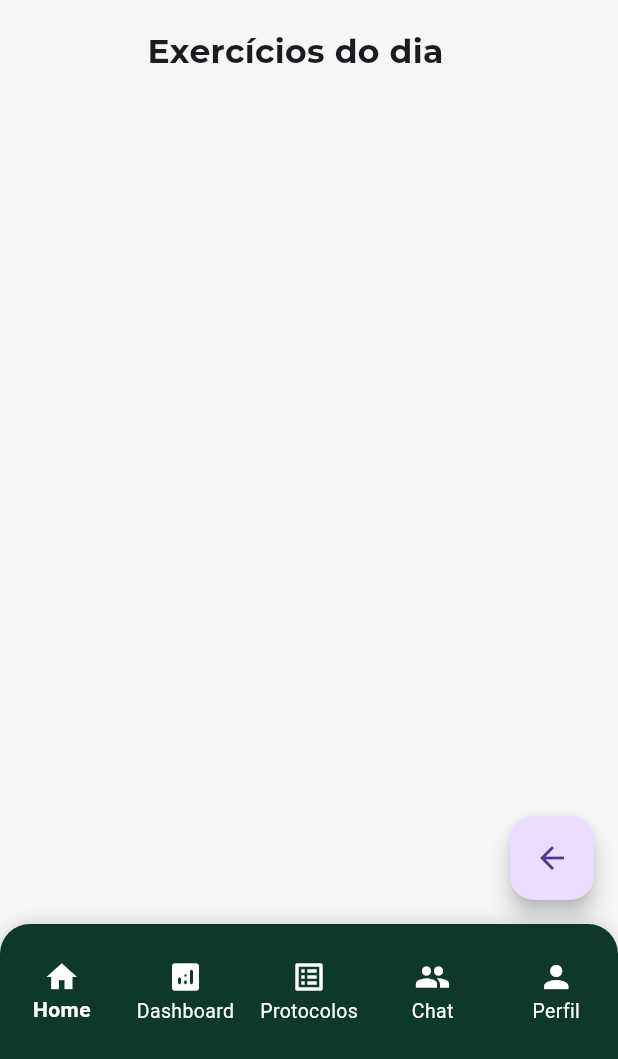
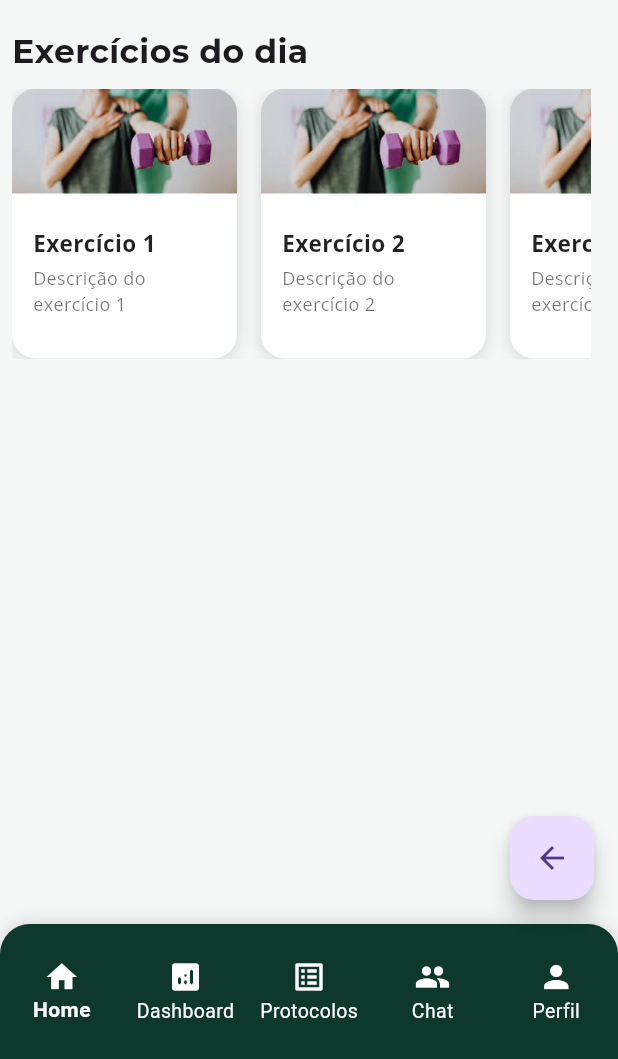
Before and after one commit to RafaelBertasso/OmbroPlus, a Flutter app: the PatientHomePage screen opened by its route, on a phone screen of 412 x 824 dp, the part 177-1236 px from its top. Run offline on Flutter 3.47's test engine with Material 3 defaults, Android fonts, the phone set to English and light mode, and no system bars; our stand-ins replace cloud_firestore, firebase_auth, firebase_core, google_fonts, image_picker; accounts and stored records are empty.

Commit message:
Criei o card de exercícios e corrigi erros no login

```diff
--- /dev/null
+++ b/lib/components/exercise.card.dart
@@ -0,0 +1,85 @@
+import 'package:flutter/material.dart';
+import 'package:google_fonts/google_fonts.dart';
+
+class ExerciseCard extends StatelessWidget {
+  final String title;
+  final String subtitle;
+  final VoidCallback? onTap;
+  const ExerciseCard({
+    super.key,
+    required this.title,
+    required this.subtitle,
+    this.onTap,
+  });
+
+  @override
+  Widget build(BuildContext context) {
+    return InkWell(
+      onTap: onTap,
+      borderRadius: BorderRadius.circular(16),
+      child: Container(
+        width: 150,
+        margin: const EdgeInsets.only(right: 16),
+        decoration: BoxDecoration(
+          color: Colors.white,
+          borderRadius: BorderRadius.circular(16),
+          boxShadow: [
+            BoxShadow(
+              color: Colors.black12,
+              blurRadius: 8,
+              offset: Offset(0, 2),
+            ),
+          ],
+        ),
+        child: Column(
+          crossAxisAlignment: CrossAxisAlignment.start,
+          children: [
+            // Imagem fixa ocupa toda a largura do card
+            ClipRRect(
+              borderRadius: BorderRadius.only(
+                topLeft: Radius.circular(16),
+                topRight: Radius.circular(16),
+              ),
+              child: Image.asset(
+                'assets/images/exercicio.jpg',
+                height: 70, // pode aumentar a altura se desejar
+                width: double.infinity,
+                fit: BoxFit.cover,
+              ),
+            ),
+            Padding(
+              padding: const EdgeInsets.all(14.0),
+              child: Column(
+                crossAxisAlignment: CrossAxisAlignment.start,
+                children: [
+                  const SizedBox(height: 8),
+                  Text(
+                    title,
+                    style: GoogleFonts.openSans(
+                      fontSize: 15,
+                      fontWeight: FontWeight.w700,
+                      color: Colors.black87,
+                    ),
+                    maxLines: 2,
+                    overflow: TextOverflow.ellipsis,
+                  ),
+                  const SizedBox(height: 5),
+                  Text(
+                    subtitle,
+                    style: GoogleFonts.openSans(
+                      fontSize: 12,
+                      fontWeight: FontWeight.w400,
+                      color: Colors.black54,
+                    ),
+                    maxLines: 2,
+                    overflow: TextOverflow.ellipsis,
+                  ),
+                ],
+              ),
+            ),
+          ],
+        ),
+      ),
+    );
+  }
+}
--- a/lib/screens/ombroplus.page.dart
+++ b/lib/screens/ombroplus.page.dart
@@ -7,6 +7,7 @@ import 'package:Ombro_Plus/screens/doctor/new.protocol.page.dart';
 import 'package:Ombro_Plus/screens/doctor/patient.detail.page.dart';
 import 'package:Ombro_Plus/screens/doctor/patient.list.page.dart';
 import 'package:Ombro_Plus/screens/doctor/patient.log.page.dart';
+import 'package:Ombro_Plus/screens/initial.page.dart';
 import 'package:Ombro_Plus/screens/patient/patient.home.page.dart';
 import 'package:firebase_auth/firebase_auth.dart';
 import 'package:flutter/material.dart';
@@ -23,8 +24,8 @@ class OmbroPlus extends StatelessWidget {
   @override
   Widget build(BuildContext context) {
     return MaterialApp(
-      home: LoginPage(),
       routes: {
+        '/': (context) => InitialPage(),
         '/login': (context) => LoginPage(),
         '/register': (context) => RegisterPage(),
         '/forgot-password': (context) => ForgotPasswordPage(),
@@ -41,7 +42,7 @@ class OmbroPlus extends StatelessWidget {
         '/new-exercise': (context) => NewExercisePage(),
         '/patient-home': (context) => PatientHomePage(),
       },
-      initialRoute: _auth.currentUser == null ? '/login' : '/doctor-home',
+      initialRoute: _auth.currentUser == null ? '/login' : '/initial',
       debugShowCheckedModeBanner: false,
     );
   }
--- a/lib/screens/patient/patient.home.page.dart
+++ b/lib/screens/patient/patient.home.page.dart
@@ -1,3 +1,4 @@
+import 'package:Ombro_Plus/components/exercise.card.dart';
 import 'package:flutter/material.dart';
 import 'package:Ombro_Plus/components/patient.navbar.dart';
 import 'package:google_fonts/google_fonts.dart';
@@ -53,15 +54,49 @@ class PatientHomePage extends StatelessWidget {
           Expanded(
             child: SingleChildScrollView(
               child: Padding(
-                padding: EdgeInsets.only(left: 0, top: 10, right: 18, bottom: 10),
+                padding: EdgeInsets.only(
+                  left: 8,
+                  top: 10,
+                  right: 18,
+                  bottom: 10,
+                ),
                 child: Column(
                   crossAxisAlignment: CrossAxisAlignment.start,
                   children: [
-                    Text(
-                      'Exercícios do dia',
-                      style: GoogleFonts.montserrat(
-                        fontSize: 22,
-                        fontWeight: FontWeight.bold,
+                    Align(
+                      alignment: Alignment.centerLeft,
+                      child: Text(
+                        'Exercícios do dia',
+                        style: GoogleFonts.montserrat(
+                          fontSize: 22,
+                          fontWeight: FontWeight.bold,
+                        ),
+                      ),
+                    ),
+                    SizedBox(height: 10),
+                    SizedBox(
+                      height: 180,
+                      child: ListView(
+                        scrollDirection: Axis.horizontal,
+                        children: [
+                          ExerciseCard(
+                            title: 'Exercício 1',
+                            subtitle: 'Descrição do exercício 1',
+                            onTap: () {},
+                          ),
+                          ExerciseCard(
+                            title: 'Exercício 2',
+                            subtitle: 'Descrição do exercício 2',
+                          ),
+                          ExerciseCard(
+                            title: 'Exercício 3',
+                            subtitle: 'Descrição do exercício 3',
+                          ),
+                          ExerciseCard(
+                            title: 'Exercício 4',
+                            subtitle: 'Descrição do exercício 4',
+                          ),
+                        ],
                       ),
                     ),
                   ],
--- a/pubspec.yaml
+++ b/pubspec.yaml
@@ -30,6 +30,7 @@ flutter:
   assets:
   - 'assets/images/logo-app.png'
   - 'assets/images/logo-app-imagem.png'
+  - 'assets/images/exercicio.jpg'
 
 names_launcher:
   name: "Ombro Plus"
```
Also changed, not shown: lib/screens/initial.page.dart (added, +58 -0 lines), assets/images/exercicio.jpg (added).
